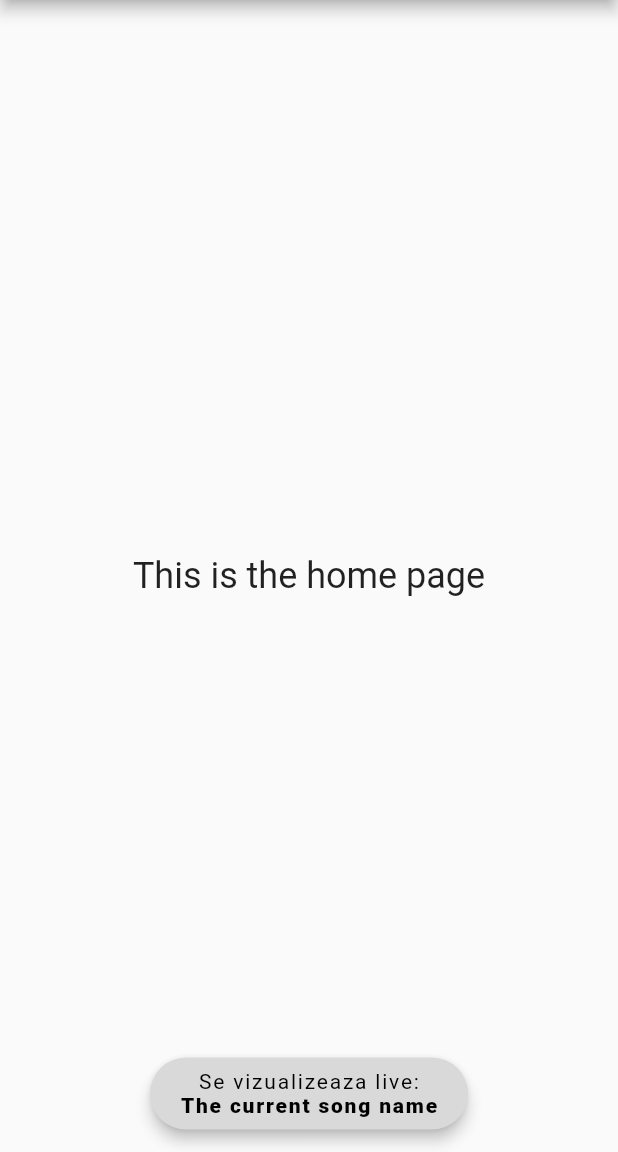
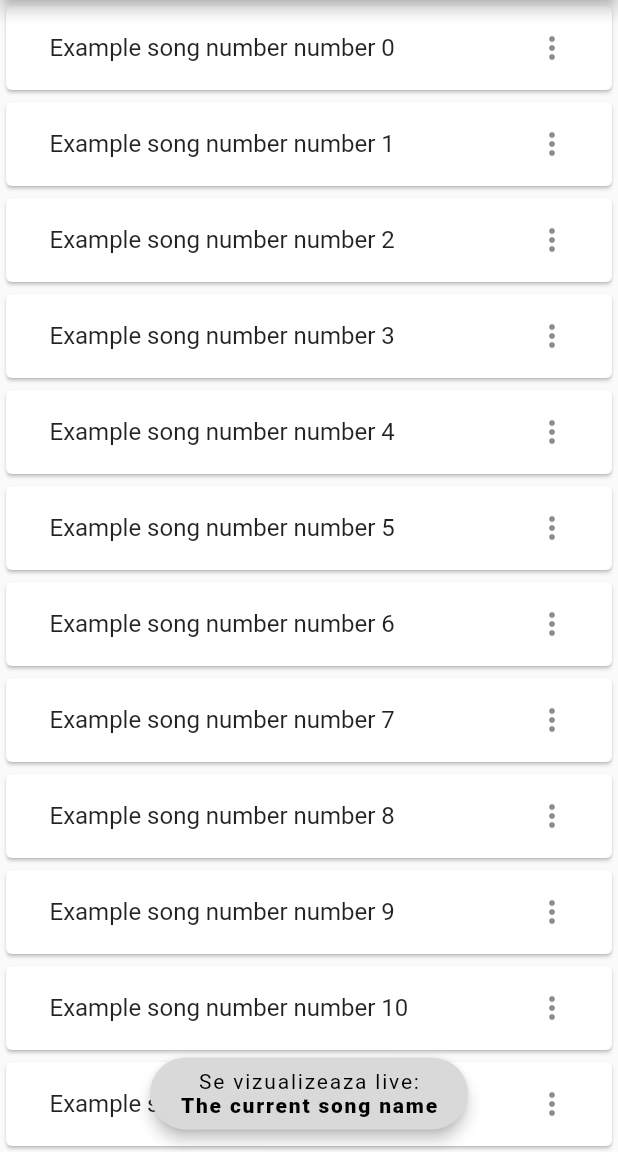
Before and after one commit to PavelProdan/textimo_mobile_app, a Flutter app: the screen it shows after launch, on a phone screen of 412 x 824 dp, the part 84-1236 px from its top. Run offline on Flutter 3.47's test engine with Material 2 defaults, Android fonts, the phone set to English and light mode, and no system bars.

Commit message:
added main list (just design, no server)

```diff
--- a/lib/main.dart
+++ b/lib/main.dart
@@ -71,12 +71,43 @@ class _HomePageState extends State<HomePage> {
       ),
       floatingActionButtonLocation: FloatingActionButtonLocation.centerDocked,
       drawer: drawer(),
-      body: const Center(
-        child: Text(
-          'This is the home page',
-          style: TextStyle(fontSize: 24),
-        ),
-      ),
+      body: ListView.builder(
+          itemCount: 20,
+          itemBuilder: (BuildContext context, int index) {
+            return Card(
+              child: ListTile(
+                title: InkWell(
+                  onTap: () {},
+                  child: Padding(
+                    padding: const EdgeInsets.all(13.0),
+                    child: Text("Example song number number $index"),
+                  ),
+                ),
+                trailing: PopupMenuButton<String>(
+                  onSelected: (String value) {},
+                  itemBuilder: (BuildContext context) =>
+                      <PopupMenuEntry<String>>[
+                    const PopupMenuItem<String>(
+                      value: 'Afiseaza',
+                      child: Text('Afișează'),
+                    ),
+                    const PopupMenuItem<String>(
+                      value: 'Previzualizeaza',
+                      child: Text('Previzualizează'),
+                    ),
+                    const PopupMenuItem<String>(
+                      value: 'Modifica',
+                      child: Text('Modifică'),
+                    ),
+                    const PopupMenuItem<String>(
+                      value: 'Sterge',
+                      child: Text('Șterge'),
+                    ),
+                  ],
+                ),
+              ),
+            );
+          }),
     );
   }
 
--- a/pubspec.yaml
+++ b/pubspec.yaml
@@ -1,5 +1,5 @@
 name: textimo_mobile_app
-description: A new Flutter project.
+description: Textimo mobile app.
 
 # The following line prevents the package from being accidentally published to
 # pub.dev using `flutter pub publish`. This is preferred for private packages.
```
